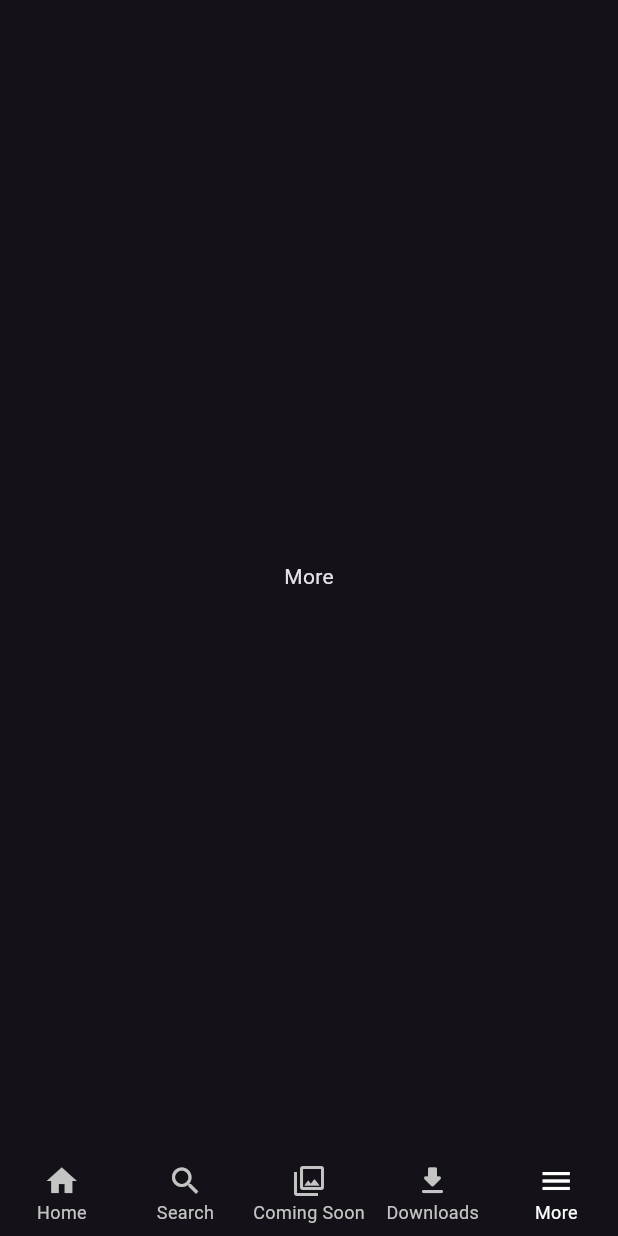
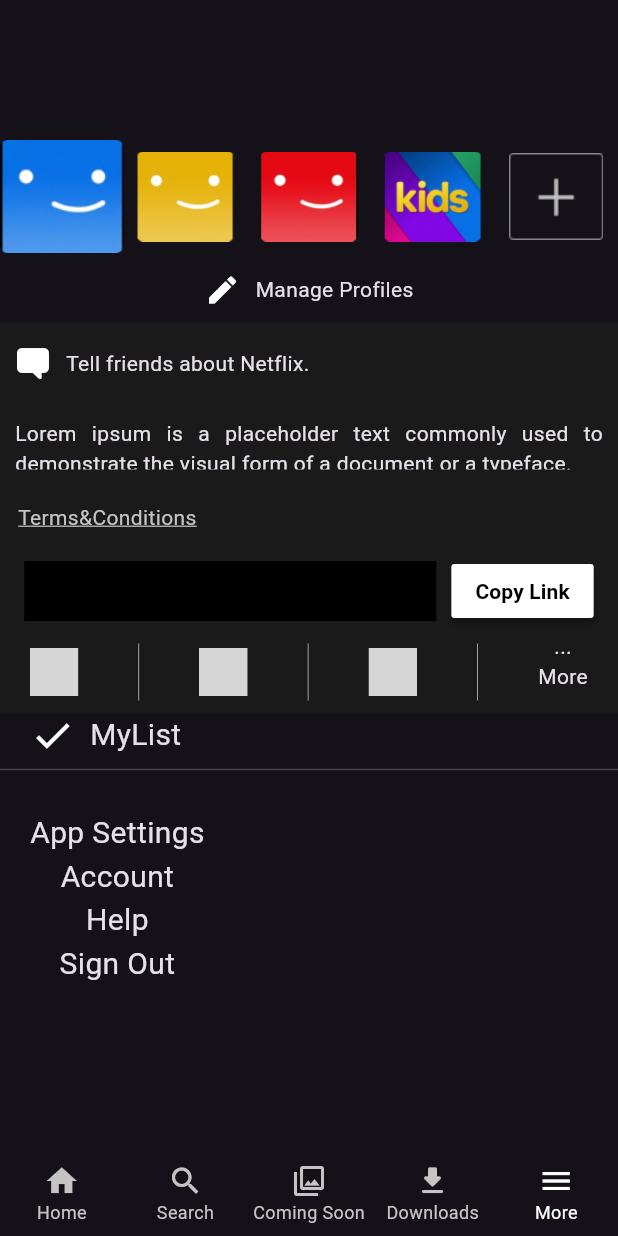
Before and after one commit to Mohammedsajadvt/Netflix-Clone, a Flutter app: the Main screen opened by its route, item 5 of the bottom bar chosen, on a phone screen of 412 x 824 dp. Run offline on Flutter 3.47's test engine with Material 3 defaults, Android fonts, the phone set to English and light mode, and no system bars; our stand-ins replace bloc, cached_network_image, flutter_svg, icons_plus, lottie; network calls fail; grey boxes are pictures that could not be loaded.

Commit message:
More Screen Completed

```diff
--- a/lib/presentation/more/screen_more.dart
+++ b/lib/presentation/more/screen_more.dart
@@ -1,12 +1,172 @@
+import 'package:flutter/cupertino.dart';
 import 'package:flutter/material.dart';
-
+import 'package:netflix/core/constant_values.dart';
+import 'package:icons_plus/icons_plus.dart';
 class ScreenMore extends StatelessWidget {
   const ScreenMore({super.key});
 
   @override
   Widget build(BuildContext context) {
-    return Container(
-      child: Center(child: Text('More'),),
-    );
+    return SafeArea(
+        child: Column(
+          mainAxisAlignment: MainAxisAlignment.center,
+      children: [
+        Row(
+          children: [
+            Expanded(
+                child: Container(
+              width: 80,
+              height: 80,
+              decoration: const BoxDecoration(
+                  image:
+                      DecorationImage(image: AssetImage('images/Emenalo.png'))),
+            )),
+            Expanded(
+                child: Container(
+              width: 60,
+              height: 60,
+              decoration: const BoxDecoration(
+                  image:
+                      DecorationImage(image: AssetImage('images/Onyeka.png'))),
+            )),
+            Expanded(
+                child: Container(
+              width: 60,
+              height: 60,
+              decoration: const BoxDecoration(
+                  image:
+                      DecorationImage(image: AssetImage('images/Thelma.png'))),
+            )),
+            Expanded(
+                child: Container(
+              width: 60,
+              height: 60,
+              decoration: const BoxDecoration(
+                  image: DecorationImage(image: AssetImage('images/Kids.png'))),
+            )),
+            Expanded(
+                child: Container(
+                    width: 60,
+                    height: 60,
+                    decoration: const BoxDecoration(
+                        image: DecorationImage(
+                            image: AssetImage('images/add.png'))))),
+          ],
+        ),
+        const SizedBox(
+          height: 10,
+        ),
+        const Row(
+          mainAxisAlignment: MainAxisAlignment.center,
+          children: [
+            Icon(Icons.edit),
+            SizedBox(
+              width: 10,
+            ),
+            Text('Manage Profiles'),
+          ],
+        ),
+        const SizedBox(
+          height: 10,
+        ),
+        Container(
+          height: 260,
+          width: MediaQuery.of(context).size.width,
+          color: const Color(0XFF1A1A1A),
+          child: Column(
+            children: [
+              const Expanded(
+                child: Row(
+                  children: [
+                    SizedBox(
+                      width: 10,
+                    ),
+                    Icon(CupertinoIcons.bubble_right_fill),
+                    SizedBox(
+                      width: 10,
+                    ),
+                    Text('Tell friends about Netflix.')
+                  ],
+                ),
+              ),
+              const Expanded(
+                  child: Padding(
+                padding: EdgeInsets.all(10.0),
+                child: Text(
+                  'Lorem ipsum is a placeholder text commonly used to demonstrate the visual form of a document or a typeface.',
+                  textAlign: TextAlign.justify,
+                ),
+              )),
+              const Row(children:[Padding(
+                padding: EdgeInsets.all(12.0),
+                child: Text('Terms&Conditions', style: TextStyle(color: grey,decoration: TextDecoration.underline)),
+              )]),
+              Expanded(
+                child: Row(
+                  mainAxisAlignment: MainAxisAlignment.center,
+                  children: [
+                    Container(
+                      color: Colors.black,
+                      height: 40,
+                      width: MediaQuery.of(context).size.width / 1.5,
+
+                    ),
+                    const SizedBox(
+                      width: 10,
+                    ),
+                    MaterialButton(
+                      onPressed: () {},
+                      color: Colors.white,
+                      child: const Text('Copy Link',style: TextStyle(color: Colors.black,fontWeight: FontWeight.bold),),
+                    ),
+
+                  ],
+                ),
+              ),
+              Expanded(
+                child: Row(
+                  mainAxisAlignment: MainAxisAlignment.spaceAround,
+                  children: [
+                  Brand(Brands.whatsapp),
+                  Container(color: white,height: 38,width: 0.4,),
+                  Brand(Brands.facebook),
+                  Container(color: white,height: 38,width: 0.4,),
+                  Brand(Brands.gmail),
+                  Container(color: white,height: 38,width: 0.4,),
+                  Column(children: [
+                    Text('...'),
+                    Text('More')
+                  ],)
+                ],),
+              ),
+
+            ],
+          ),
+        ),
+        Row(children: [
+          Padding(
+            padding: const EdgeInsets.only(left: 20),
+            child: Icon(Icons.check,size: 30,),
+          ),
+          SizedBox(width: 10,),
+          Text("MyList",style: TextStyle(fontSize: 20),)
+        ],),
+        Divider(),
+        Align(
+          alignment: Alignment.centerLeft,
+          child: Padding(
+            padding: const EdgeInsets.all(20.0),
+            child: Column(
+              children: [
+                Text('App Settings',style: TextStyle(fontSize: 20)),
+                Text('Account',style: TextStyle(fontSize: 20)),
+                Text('Help',style: TextStyle(fontSize: 20)),
+                Text('Sign Out',style: TextStyle(fontSize: 20))
+              ],
+            ),
+          ),
+        )
+      ],
+    ));
   }
 }
--- a/pubspec.yaml
+++ b/pubspec.yaml
@@ -40,6 +40,7 @@
   http: ^1.2.1
   equatable: ^2.0.5
   cached_network_image: ^3.3.1
+  icons_plus: ^5.0.0
 
 dev_dependencies:
   flutter_test:
```
Also changed, not shown: images/add.png (added), pubspec.lock.
